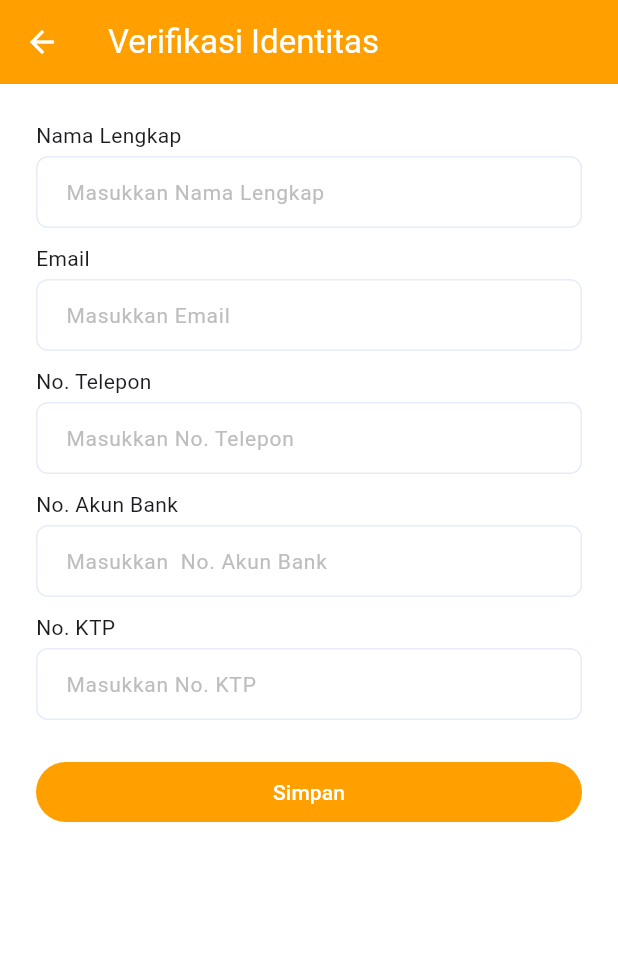
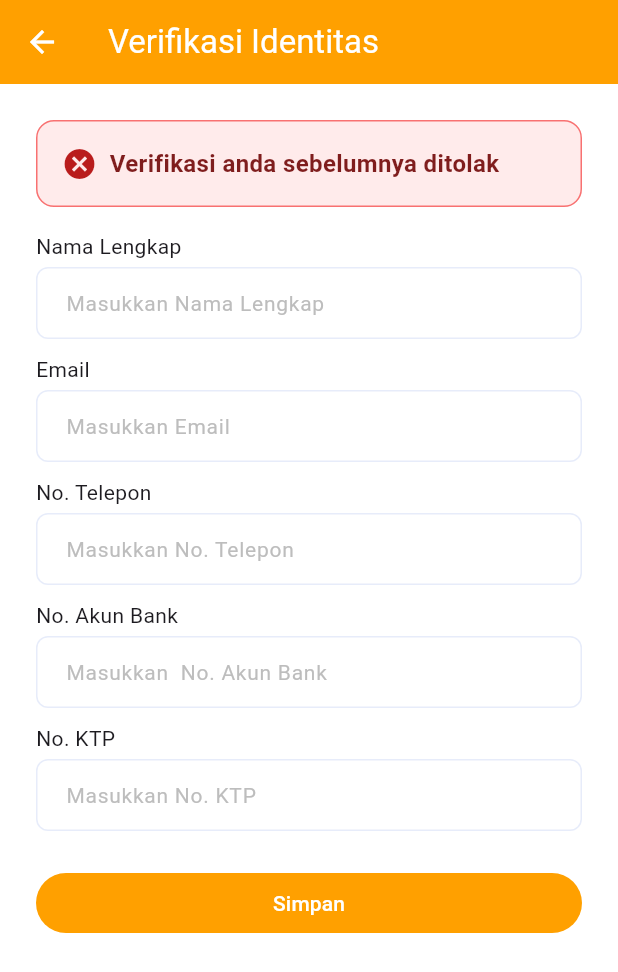
Before and after one commit to Hrafsn11/AltruhMobile, a Flutter app: the VerifikasiIdentitasPage screen opened directly with sample values from the repository, on a phone screen of 412 x 824 dp. Shown: the top 972 px of the screen. Run offline on Flutter 3.47's test engine with Material 3 defaults, Android fonts, the phone set to English and light mode, and no system bars; our stand-ins replace carousel_slider, dartz, image_picker, shared_preferences; accounts and stored records are empty; network calls fail.

Commit message:
update notif

```diff
--- a/lib/pages/verifikasi_identitas_page.dart
+++ b/lib/pages/verifikasi_identitas_page.dart
@@ -63,10 +63,38 @@ class _VerifikasiIdentitasPageState extends State<VerifikasiIdentitasPage> {
           : ListView(
               padding: const EdgeInsets.all(24),
               children: [
-                _verification == null
+                _verification == null ||
+                        (_verification != null &&
+                            _verification!.status == 'rejected')
                     ? Column(
                         crossAxisAlignment: CrossAxisAlignment.start,
                         children: [
+                          Container(
+                            padding: const EdgeInsets.all(16),
+                            decoration: BoxDecoration(
+                              color: const Color(0xFFFFEBEB),
+                              borderRadius: BorderRadius.circular(12),
+                              border:
+                                  Border.all(color: const Color(0xFFF87171)),
+                            ),
+                            child: const Row(
+                              children: [
+                                Icon(Icons.cancel, color: Color(0xFFB91C1C)),
+                                SizedBox(width: 8),
+                                Expanded(
+                                  child: Text(
+                                    'Verifikasi anda sebelumnya ditolak',
+                                    style: TextStyle(
+                                      fontSize: 16,
+                                      fontWeight: FontWeight.w600,
+                                      color: Color(0xFF7F1D1D),
+                                    ),
+                                  ),
+                                ),
+                              ],
+                            ),
+                          ),
+                          const SizedBox(height: 16),
                           const Text('Nama Lengkap'),
                           const SizedBox(height: 4),
                           TextFormField(
@@ -254,31 +282,59 @@ class _VerifikasiIdentitasPageState extends State<VerifikasiIdentitasPage> {
                           )
                         ],
                       )
-                    : Column(
-                        crossAxisAlignment: CrossAxisAlignment.start,
-                        children: [
-                          ListItem(
-                              title: 'Status', value: _verification!.status),
-                          const SizedBox(height: 10),
-                          ListItem(
-                              title: 'Nama Lengkap',
-                              value: _verification!.fullName),
-                          const SizedBox(height: 10),
-                          ListItem(title: 'Email', value: _verification!.email),
-                          const SizedBox(height: 10),
-                          ListItem(
-                              title: 'No. Telepon',
-                              value: _verification!.phoneNumber),
-                          const SizedBox(height: 10),
-                          ListItem(
-                              title: 'No. Akun Bank',
-                              value: _verification!.bankAccountNumber),
-                          const SizedBox(height: 10),
-                          ListItem(
-                              title: 'No. KTP',
-                              value: _verification!.ktpNumber),
-                        ],
-                      ),
+                    : _verification!.status == 'pending'
+                        ? Container(
+                            padding: const EdgeInsets.all(16),
+                            decoration: BoxDecoration(
+                              color: const Color(0xFFFFFBEB),
+                              borderRadius: BorderRadius.circular(12),
+                              border:
+                                  Border.all(color: const Color(0xFFFBBF24)),
+                            ),
+                            child: const Row(
+                              children: [
+                                Icon(Icons.hourglass_top,
+                                    color: Color(0xFFF59E0B)),
+                                SizedBox(width: 8),
+                                Expanded(
+                                  child: Text(
+                                    'Menunggu verifikasi dari admin',
+                                    style: TextStyle(
+                                      fontSize: 16,
+                                      fontWeight: FontWeight.w600,
+                                      color: Color(0xFF92400E),
+                                    ),
+                                  ),
+                                ),
+                              ],
+                            ),
+                          )
+                        : Container(
+                            padding: const EdgeInsets.all(16),
+                            decoration: BoxDecoration(
+                              color: const Color(0xFFECFDF5),
+                              borderRadius: BorderRadius.circular(12),
+                              border:
+                                  Border.all(color: const Color(0xFF34D399)),
+                            ),
+                            child: const Row(
+                              children: [
+                                Icon(Icons.check_circle,
+                                    color: Color(0xFF059669)),
+                                SizedBox(width: 8),
+                                Expanded(
+                                  child: Text(
+                                    'Verifikasi berhasil',
+                                    style: TextStyle(
+                                      fontSize: 16,
+                                      fontWeight: FontWeight.w600,
+                                      color: Color(0xFF065F46),
+                                    ),
+                                  ),
+                                ),
+                              ],
+                            ),
+                          ),
               ],
             ),
     );
```
